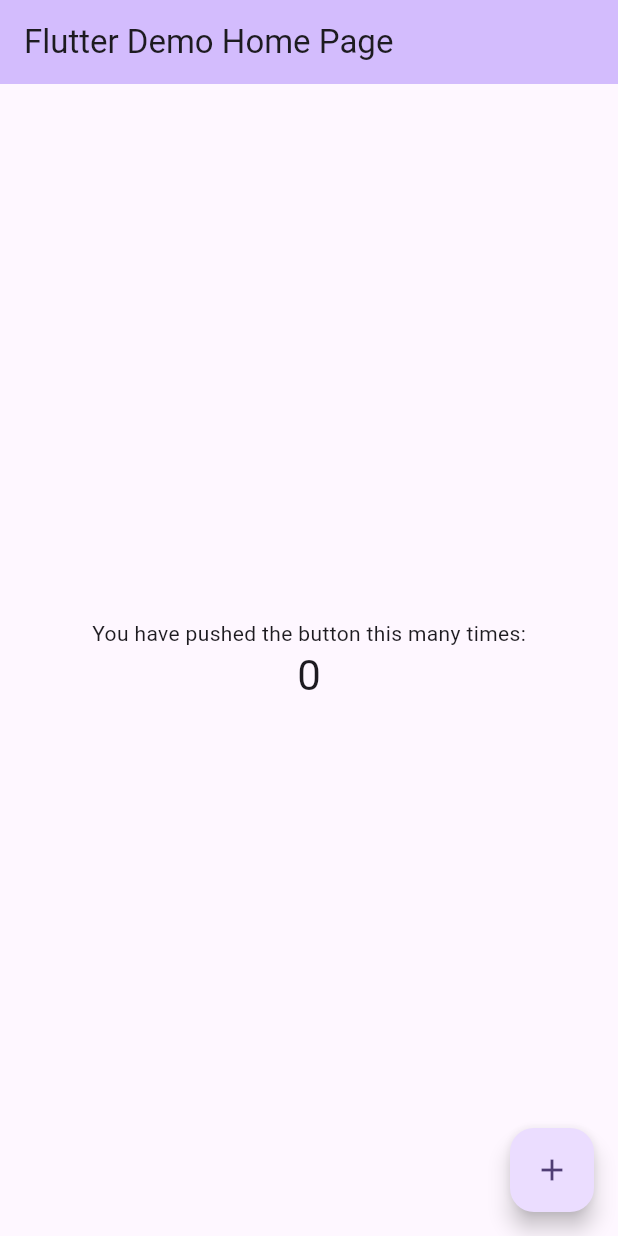
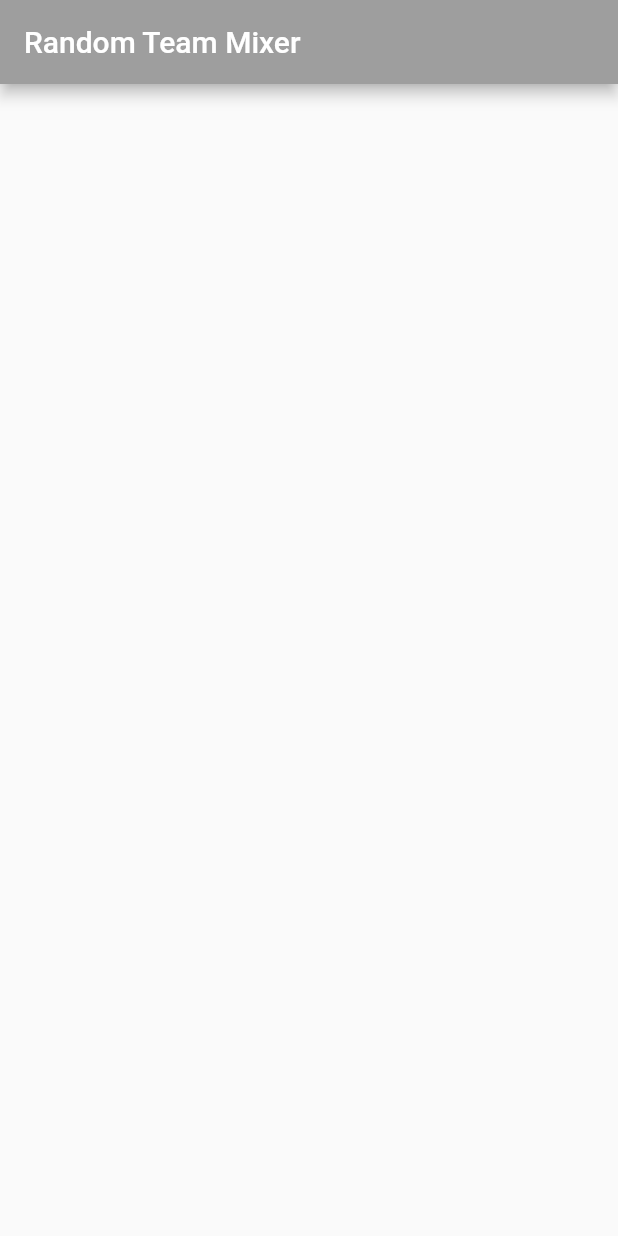
Before and after one commit to Githmaz/Random-Team-Mixer, a Flutter app: the screen it shows after launch, on a phone screen of 412 x 824 dp. Run offline on Flutter 3.47's test engine with Material 2 defaults, Android fonts, the phone set to English and light mode, and no system bars.

Commit message:
Initial commit: Removed default Flutter code and set up RandomTeamMixer app

```diff
--- a/random_team_mixer/lib/main.dart
+++ b/random_team_mixer/lib/main.dart
@@ -1,125 +1,6 @@
 import 'package:flutter/material.dart';
+import 'package:random_team_mixer/random_team_mixer.dart';
 
 void main() {
-  runApp(const MyApp());
+  runApp(const RandomTeamMixer());
 }
-
-class MyApp extends StatelessWidget {
-  const MyApp({super.key});
-
-  // This widget is the root of your application.
-  @override
-  Widget build(BuildContext context) {
-    return MaterialApp(
-      title: 'Flutter Demo',
-      theme: ThemeData(
-        // This is the theme of your application.
-        //
-        // TRY THIS: Try running your application with "flutter run". You'll see
-        // the application has a blue toolbar. Then, without quitting the app,
-        // try changing the seedColor in the colorScheme below to Colors.green
-        // and then invoke "hot reload" (save your changes or press the "hot
-        // reload" button in a Flutter-supported IDE, or press "r" if you used
-        // the command line to start the app).
-        //
-        // Notice that the counter didn't reset back to zero; the application
-        // state is not lost during the reload. To reset the state, use hot
-        // restart instead.
-        //
-        // This works for code too, not just values: Most code changes can be
-        // tested with just a hot reload.
-        colorScheme: ColorScheme.fromSeed(seedColor: Colors.deepPurple),
-        useMaterial3: true,
-      ),
-      home: const MyHomePage(title: 'Flutter Demo Home Page'),
-    );
-  }
-}
-
-class MyHomePage extends StatefulWidget {
-  const MyHomePage({super.key, required this.title});
-
-  // This widget is the home page of your application. It is stateful, meaning
-  // that it has a State object (defined below) that contains fields that affect
-  // how it looks.
-
-  // This class is the configuration for the state. It holds the values (in this
-  // case the title) provided by the parent (in this case the App widget) and
-  // used by the build method of the State. Fields in a Widget subclass are
-  // always marked "final".
-
-  final String title;
-
-  @override
-  State<MyHomePage> createState() => _MyHomePageState();
-}
-
-class _MyHomePageState extends State<MyHomePage> {
-  int _counter = 0;
-
-  void _incrementCounter() {
-    setState(() {
-      // This call to setState tells the Flutter framework that something has
-      // changed in this State, which causes it to rerun the build method below
-      // so that the display can reflect the updated values. If we changed
-      // _counter without calling setState(), then the build method would not be
-      // called again, and so nothing would appear to happen.
-      _counter++;
-    });
-  }
-
-  @override
-  Widget build(BuildContext context) {
-    // This method is rerun every time setState is called, for instance as done
-    // by the _incrementCounter method above.
-    //
-    // The Flutter framework has been optimized to make rerunning build methods
-    // fast, so that you can just rebuild anything that needs updating rather
-    // than having to individually change instances of widgets.
-    return Scaffold(
-      appBar: AppBar(
-        // TRY THIS: Try changing the color here to a specific color (to
-        // Colors.amber, perhaps?) and trigger a hot reload to see the AppBar
-        // change color while the other colors stay the same.
-        backgroundColor: Theme.of(context).colorScheme.inversePrimary,
-        // Here we take the value from the MyHomePage object that was created by
-        // the App.build method, and use it to set our appbar title.
-        title: Text(widget.title),
-      ),
-      body: Center(
-        // Center is a layout widget. It takes a single child and positions it
-        // in the middle of the parent.
-        child: Column(
-          // Column is also a layout widget. It takes a list of children and
-          // arranges them vertically. By default, it sizes itself to fit its
-          // children horizontally, and tries to be as tall as its parent.
-          //
-          // Column has various properties to control how it sizes itself and
-          // how it positions its children. Here we use mainAxisAlignment to
-          // center the children vertically; the main axis here is the vertical
-          // axis because Columns are vertical (the cross axis would be
-          // horizontal).
-          //
-          // TRY THIS: Invoke "debug painting" (choose the "Toggle Debug Paint"
-          // action in the IDE, or press "p" in the console), to see the
-          // wireframe for each widget.
-          mainAxisAlignment: MainAxisAlignment.center,
-          children: <Widget>[
-            const Text(
-              'You have pushed the button this many times:',
-            ),
-            Text(
-              '$_counter',
-              style: Theme.of(context).textTheme.headlineMedium,
-            ),
-          ],
-        ),
-      ),
-      floatingActionButton: FloatingActionButton(
-        onPressed: _incrementCounter,
-        tooltip: 'Increment',
-        child: const Icon(Icons.add),
-      ), // This trailing comma makes auto-formatting nicer for build methods.
-    );
-  }
-}
--- /dev/null
+++ b/random_team_mixer/lib/random_team_mixer.dart
@@ -0,0 +1,22 @@
+import 'package:flutter/material.dart';
+
+class RandomTeamMixer extends StatefulWidget {
+  const RandomTeamMixer({super.key});
+
+  @override
+  State<RandomTeamMixer> createState() => _RandomTeamMixerState();
+}
+
+class _RandomTeamMixerState extends State<RandomTeamMixer> {
+  @override
+  Widget build(BuildContext context) {
+    return MaterialApp(
+      home: Scaffold(
+        appBar: AppBar(
+          title: const Text("Random Team Mixer"),
+          backgroundColor: Colors.grey,
+        ),
+      ),
+    );
+  }
+}
```
Also changed, not shown: 1 other file.
